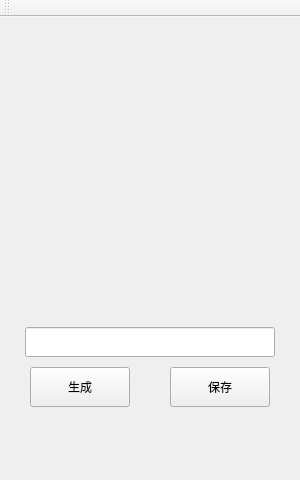
This is 网关MAC地址二维码生成/MainWindow.ui in githubchry/-MAC- as Qt 5 draws it before an edit. The edited form follows.
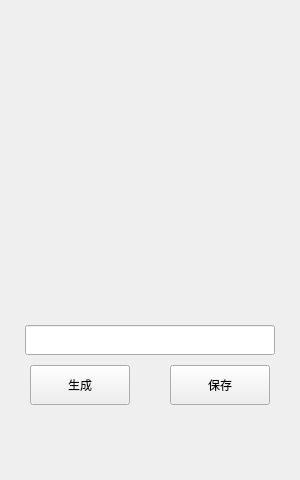
This is the edited form.

Patch:
```diff
--- a/网关MAC地址二维码生成/MainWindow.ui
+++ b/网关MAC地址二维码生成/MainWindow.ui
@@ -2,6 +2,9 @@
 <ui version="4.0">
  <class>MainWindowClass</class>
  <widget class="QMainWindow" name="MainWindowClass">
+  <property name="enabled">
+   <bool>true</bool>
+  </property>
   <property name="geometry">
    <rect>
     <x>0</x>
@@ -18,7 +21,7 @@
     <property name="geometry">
      <rect>
       <x>25</x>
-      <y>310</y>
+      <y>325</y>
       <width>250</width>
       <height>30</height>
      </rect>
@@ -31,7 +34,7 @@
     <property name="geometry">
      <rect>
       <x>25</x>
-      <y>10</y>
+      <y>25</y>
       <width>250</width>
       <height>250</height>
      </rect>
@@ -44,7 +47,7 @@
     <property name="geometry">
      <rect>
       <x>30</x>
-      <y>350</y>
+      <y>365</y>
       <width>100</width>
       <height>40</height>
      </rect>
@@ -57,7 +60,7 @@
     <property name="geometry">
      <rect>
       <x>25</x>
-      <y>270</y>
+      <y>275</y>
       <width>250</width>
       <height>30</height>
      </rect>
@@ -70,7 +73,7 @@
     <property name="geometry">
      <rect>
       <x>170</x>
-      <y>350</y>
+      <y>365</y>
       <width>100</width>
       <height>40</height>
      </rect>
@@ -83,7 +86,7 @@
     <property name="geometry">
      <rect>
       <x>25</x>
-      <y>400</y>
+      <y>415</y>
       <width>250</width>
       <height>60</height>
      </rect>
@@ -93,14 +96,6 @@
     </property>
    </widget>
   </widget>
-  <widget class="QToolBar" name="mainToolBar">
-   <attribute name="toolBarArea">
-    <enum>TopToolBarArea</enum>
-   </attribute>
-   <attribute name="toolBarBreak">
-    <bool>false</bool>
-   </attribute>
-  </widget>
  </widget>
  <layoutdefault spacing="6" margin="11"/>
  <resources>
```
